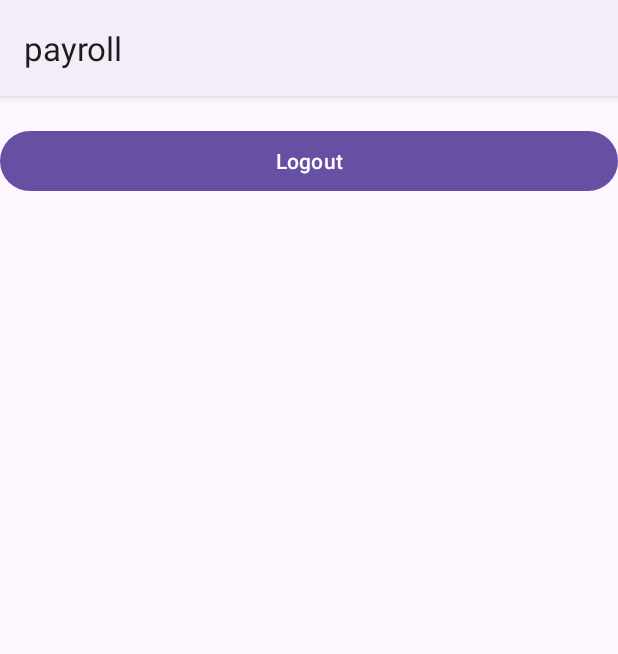
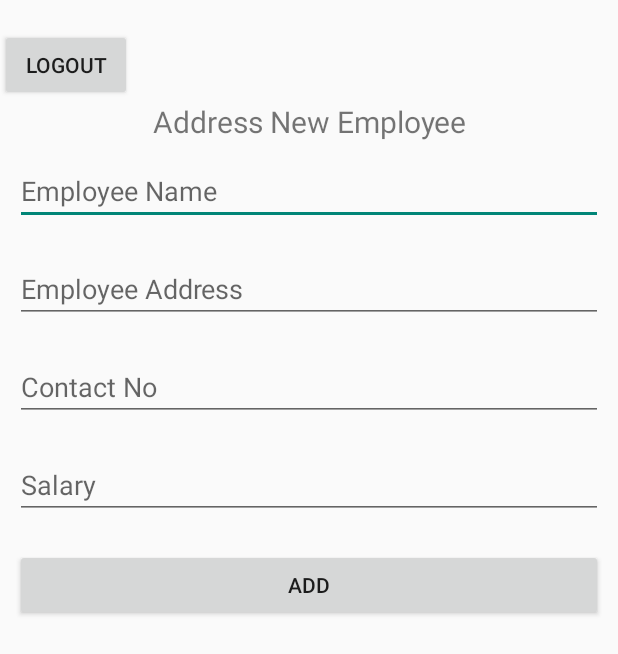
Before and after one commit to Aniket-git-hub/payrollSystem, an Android app: the screen it shows after launch once a user with an empty profile is signed in (MainActivity), on a phone screen of 412 x 824 dp. Shown: the top 654 px of the screen. Run offline under Robolectric (Android 15) with nearby library versions, the phone set to English and light mode, and no system bars; our stand-ins replace Firebase (no records; nobody signed in at launch, a user with empty details on screens opened directly).

Commit message:
ADDED: SQLite DB with example Employee Table.

```diff
--- a/app/src/main/AndroidManifest.xml
+++ b/app/src/main/AndroidManifest.xml
@@ -3,6 +3,7 @@
     xmlns:tools="http://schemas.android.com/tools">
 
     <uses-permission android:name="android.permission.INTERNET" />
+    <uses-permission android:name="android.permission.READ_EXTERNAL_STORAGE" />
     <application
         android:allowBackup="true"
         android:dataExtractionRules="@xml/data_extraction_rules"
@@ -28,6 +29,7 @@
             </intent-filter>
         </activity>
         <activity
+            android:theme="@style/Theme.AppCompat.Light.NoActionBar"
             android:name=".MainActivity"
             android:exported="true">
 
--- /dev/null
+++ b/app/src/main/java/com/example/payroll/DBHandler.java
@@ -0,0 +1,91 @@
+package com.example.payroll;
+import android.content.ContentValues;
+import android.content.Context;
+import android.database.sqlite.SQLiteDatabase;
+import android.database.sqlite.SQLiteOpenHelper;
+
+public class DBHandler extends SQLiteOpenHelper {
+    // below variable is for our database name.
+    private static final String DB_NAME = "payroll";
+
+    // below int is our database version
+    private static final int DB_VERSION = 1;
+
+    // below variable is for our table name.
+    private static final String TABLE_NAME = "employee";
+
+    // below variable is for our id column.
+    private static final String ID_COL = "id";
+
+    // below variable is for our course name column
+    private static final String NAME_COL = "employee_name";
+
+    // below variable id for our course duration column.
+    private static final String ADDRESS_COL = "employee_address";
+
+    // below variable for our course description column.
+    private static final String CONTACT_COL = "employee_contact_no";
+
+    // below variable is for our course tracks column.
+    private static final String SALARY_COL = "employee_salary";
+
+    // creating a constructor for our database handler.
+    public DBHandler(Context context) {
+        super(context, DB_NAME, null, DB_VERSION);
+    }
+
+    // below method is for creating a database by running a sqlite query
+    @Override
+    public void onCreate(SQLiteDatabase db) {
+        // on below line we are creating
+        // an sqlite query and we are
+        // setting our column names
+        // along with their data types.
+        String query = "CREATE TABLE " + TABLE_NAME + " ("
+                + ID_COL + " INTEGER PRIMARY KEY AUTOINCREMENT, "
+                + NAME_COL + " TEXT,"
+                + ADDRESS_COL + " TEXT,"
+                + CONTACT_COL + " TEXT,"
+                + SALARY_COL + " INT)";
+
+        // at last we are calling a exec sql
+        // method to execute above sql query
+        db.execSQL(query);
+    }
+
+    // this method is use to add new course to our sqlite database.
+    public void addNewEmployee(String employeeName, String employeeAddress , String employeeContact, int employeeSalary) {
+
+        // on below line we are creating a variable for
+        // our sqlite database and calling writable method
+        // as we are writing data in our database.
+        SQLiteDatabase db = this.getWritableDatabase();
+
+        // on below line we are creating a
+        // variable for content values.
+        ContentValues values = new ContentValues();
+
+        // on below line we are passing all values
+        // along with its key and value pair.
+        values.put(NAME_COL, employeeName);
+        values.put(ADDRESS_COL, employeeAddress);
+        values.put(CONTACT_COL, employeeContact);
+        values.put(SALARY_COL, employeeSalary);
+
+        // after adding all values we are passing
+        // content values to our table.
+        db.insert(TABLE_NAME, null, values);
+
+        // at last we are closing our
+        // database after adding database.
+        db.close();
+    }
+
+    @Override
+    public void onUpgrade(SQLiteDatabase db, int oldVersion, int newVersion) {
+        // this method is called to check if the table exists already.
+        db.execSQL("DROP TABLE IF EXISTS " + TABLE_NAME);
+        onCreate(db);
+    }
+
+}
--- a/app/src/main/java/com/example/payroll/MainActivity.java
+++ b/app/src/main/java/com/example/payroll/MainActivity.java
@@ -6,7 +6,9 @@ import android.content.Intent;
 import android.os.Bundle;
 import android.view.View;
 import android.widget.Button;
+import android.widget.EditText;
 import android.widget.TextView;
+import android.widget.Toast;
 
 import com.google.firebase.auth.FirebaseAuth;
 import com.google.firebase.auth.FirebaseUser;
@@ -14,9 +16,12 @@ import com.google.firebase.auth.FirebaseUser;
 public class MainActivity extends AppCompatActivity {
 
     FirebaseAuth auth;
-    Button logoutBtn;
+    Button logoutBtn, addEmployeeBtn;
     TextView textView;
     FirebaseUser user;
+
+    EditText employeeNameEdit, employeeAddressEdit, employeeContactEdit, employeeSalaryEdit;
+    DBHandler dbHandler;
 
     @Override
     protected void onCreate(Bundle savedInstanceState) {
@@ -26,6 +31,12 @@ public class MainActivity extends AppCompatActivity {
         logoutBtn = findViewById(R.id.logoutBtn);
         textView = findViewById(R.id.userDetails);
 
+        employeeNameEdit = findViewById(R.id.employeeName);
+        employeeAddressEdit = findViewById(R.id.employeeAddress);
+        employeeContactEdit = findViewById(R.id.employeeContact);
+        employeeSalaryEdit = findViewById(R.id.employeeSalary);
+        addEmployeeBtn = findViewById(R.id.addEmployeeBtn);
+
         user = auth.getCurrentUser();
         if(user == null){
             Intent intent = new Intent(getApplicationContext(), Login.class);
@@ -34,6 +45,33 @@ public class MainActivity extends AppCompatActivity {
         }else {
             textView.setText(user.getEmail());
         }
+
+        // Initializing the dbHandler variable
+        dbHandler = new DBHandler(MainActivity.this);
+
+        addEmployeeBtn.setOnClickListener(new View.OnClickListener() {
+            @Override
+            public void onClick(View v) {
+                String employeeName = String.valueOf(employeeNameEdit.getText());
+                String employeeAddress = String.valueOf(employeeAddressEdit.getText());
+                String employeeContact = String.valueOf(employeeContactEdit.getText());
+                String employeeSalary = String.valueOf(employeeSalaryEdit.getText());
+
+                if(employeeName.isEmpty() && employeeAddress.isEmpty() && employeeContact.isEmpty() && employeeSalary.isEmpty()) {
+                    Toast.makeText(MainActivity.this, "PLEASE FILL THE INPUTS", Toast.LENGTH_SHORT).show();
+                    return;
+                }
+
+                dbHandler.addNewEmployee(employeeName, employeeAddress, employeeContact, Integer.valueOf(employeeSalary));
+
+                Toast.makeText(MainActivity.this, "New Employee Added", Toast.LENGTH_SHORT).show();
+                employeeNameEdit.setText("");
+                employeeAddressEdit.setText("");
+                employeeContactEdit.setText("");
+                employeeSalaryEdit.setText("");
+
+            }
+        });
 
         logoutBtn.setOnClickListener(new View.OnClickListener() {
             @Override
--- a/app/src/main/res/layout/activity_main.xml
+++ b/app/src/main/res/layout/activity_main.xml
@@ -3,23 +3,64 @@
     xmlns:app="http://schemas.android.com/apk/res-auto"
     xmlns:tools="http://schemas.android.com/tools"
     android:layout_width="match_parent"
+    android:layout_height="match_parent"
     android:orientation="vertical"
-    android:layout_gravity="center"
-    android:layout_height="match_parent"
     tools:context=".MainActivity">
 
     <TextView
         android:id="@+id/userDetails"
-        android:layout_width="wrap_content"
+        android:layout_width="match_parent"
         android:layout_height="wrap_content"
-        android:text="Hello World!"
-        />
+        android:gravity="center"
+        android:text="Hello World!" />
 
     <Button
         android:id="@+id/logoutBtn"
-        android:text="@string/logout"
+        android:layout_width="wrap_content"
+        android:layout_height="wrap_content"
+        android:text="@string/logout" />
+
+    <TextView
         android:layout_width="match_parent"
         android:layout_height="wrap_content"
-        />
+        android:gravity="center"
+        android:text="@string/address_new_employee"
+        android:textSize="20sp" />
+
+    <EditText
+        android:id="@+id/employeeName"
+        android:layout_width="match_parent"
+        android:layout_height="wrap_content"
+        android:layout_margin="10dp"
+        android:hint="@string/employee_name" />
+
+    <EditText
+        android:id="@+id/employeeAddress"
+        android:layout_width="match_parent"
+        android:layout_height="wrap_content"
+        android:layout_margin="10dp"
+        android:hint="@string/employee_address" />
+
+    <EditText
+        android:id="@+id/employeeContact"
+        android:layout_width="match_parent"
+        android:layout_height="wrap_content"
+        android:layout_margin="10dp"
+        android:hint="@string/contact_no" />
+
+    <EditText
+        android:id="@+id/employeeSalary"
+        android:layout_width="match_parent"
+        android:layout_height="wrap_content"
+        android:layout_margin="10dp"
+        android:hint="@string/salary" />
+
+    <Button
+        android:id="@+id/addEmployeeBtn"
+        android:layout_width="match_parent"
+        android:layout_height="wrap_content"
+        android:layout_margin="10dp"
+        android:text="@string/add"
+        android:textAllCaps="false" />
 
 </LinearLayout>
--- a/app/src/main/res/values/strings.xml
+++ b/app/src/main/res/values/strings.xml
@@ -7,4 +7,10 @@
     <string name="click_to_login">Click to login</string>
     <string name="click_to_register">Click to Register</string>
     <string name="logout">Logout</string>
+    <string name="employee_name">Employee Name</string>
+    <string name="employee_address">Employee Address</string>
+    <string name="contact_no">Contact No</string>
+    <string name="salary">Salary</string>
+    <string name="add">ADD</string>
+    <string name="address_new_employee">Address New Employee</string>
 </resources>
```
